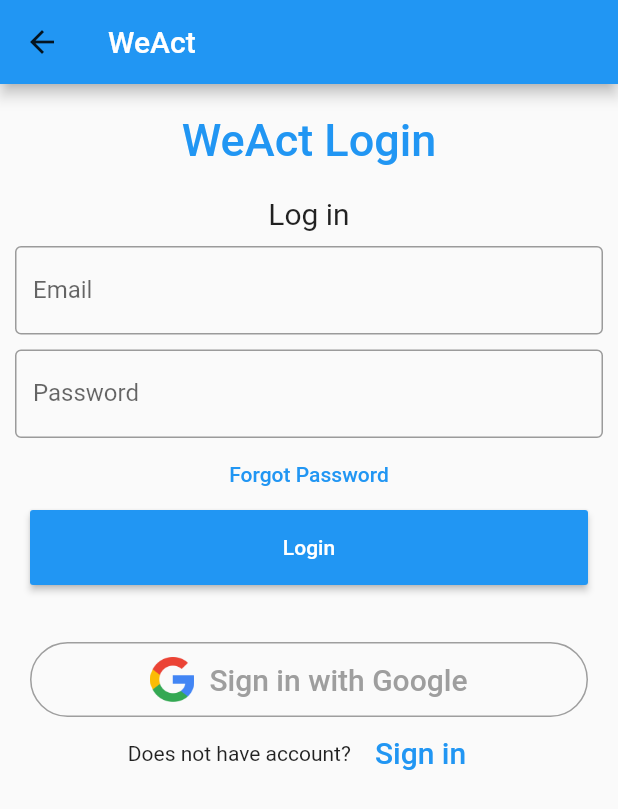
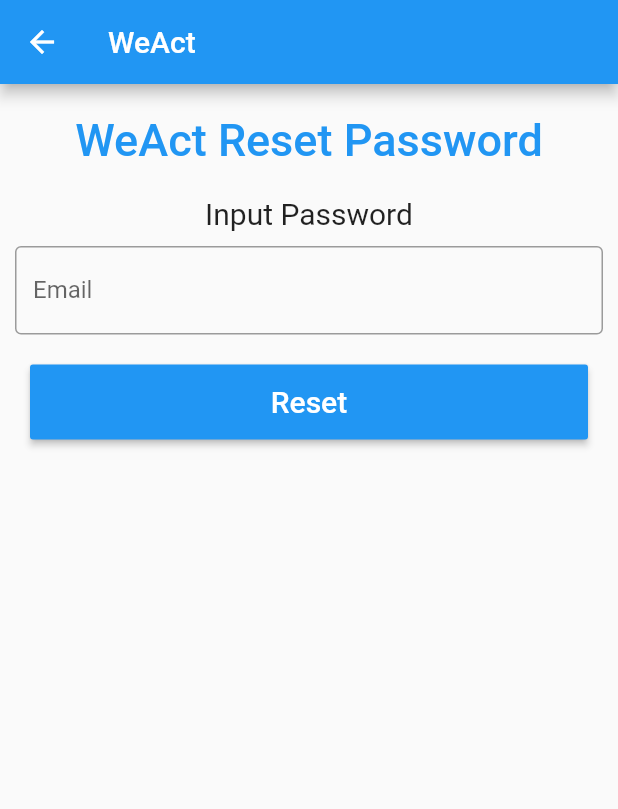
Before and after one commit to MrsSunshine/weact_application, a Flutter app: the Login screen opened by its route, after a tap on "Forgot Password", on a phone screen of 412 x 824 dp. Shown: the top 809 px of the screen. Run offline on Flutter 3.47's test engine with Material 2 defaults, Android fonts, the phone set to English and light mode, and no system bars; our stand-ins replace cloud_firestore, firebase_auth, google_sign_in, image_picker; accounts and stored records are empty; network calls fail.

Commit message:
fix signin and login and resetPassword class

```diff
--- a/lib/Login/login.dart
+++ b/lib/Login/login.dart
@@ -50,7 +50,7 @@ class _State extends State<Login> {
   Widget build(BuildContext context) {
     return Scrollbar(
         child: Scaffold(
-      appBar: AppBar(title: Text("WeAct"), iconTheme: IconThemeData()),
+      appBar: AppBar(title: Text("WeAct")),
       body: Padding(
         padding: EdgeInsets.all(10),
         child: ListView(children: <Widget>[
@@ -103,7 +103,7 @@ class _State extends State<Login> {
               ])),
           FlatButton(
             onPressed: () {
-              //forgot password screen
+              Navigator.pushNamed(context, '/resetPassword');
             },
             textColor: Colors.blue,
             child: Text('Forgot Password'),
@@ -116,9 +116,17 @@ class _State extends State<Login> {
                   color: Colors.blue,
                   child: Text('Login'),
                   onPressed: () async {
+                    if (_formKey.currentState.validate()) {
+                      dynamic result = await _auth.SigninWithEmailAndPassword(
+                          email, password);
+                      if (result == null) {
+                        setState(
+                            () => error = 'please supply a valid credentials');
+                      } else {
                         Navigator.pushNamed(context, '/mainpage');
-                },
-              )),
+                      }
+                    }
+                  })),
           //Sized Box
           SizedBox(
             height: 12,
@@ -146,8 +154,7 @@ class _State extends State<Login> {
                   ),
                   onPressed: () {
                     Navigator.pushNamed(context, '/signup');
-                },
-              )
+                  }),
             ],
             mainAxisAlignment: MainAxisAlignment.center,
           ))
--- /dev/null
+++ b/lib/Login/resetPassword.dart
@@ -0,0 +1,82 @@
+import 'package:flutter/material.dart';
+import 'package:weact_application/services/auth.dart';
+
+class ResetPassword extends StatefulWidget {
+  @override
+  _State createState() => _State();
+}
+
+class _State extends State<ResetPassword> {
+  String email = "";
+  String error = "";
+  final AuthService _auth = AuthService();
+  final _formKey = GlobalKey<FormState>();
+
+  Widget build(BuildContext context) {
+    return Scrollbar(
+        child: Scaffold(
+            appBar: AppBar(title: Text("WeAct")),
+            body: Padding(
+                padding: EdgeInsets.all(10),
+                child: ListView(children: <Widget>[
+                  Container(
+                      alignment: Alignment.center,
+                      padding: EdgeInsets.all(10),
+                      child: Text(
+                        'WeAct Reset Password',
+                        style: TextStyle(
+                            color: Colors.blue,
+                            fontWeight: FontWeight.w500,
+                            fontSize: 30),
+                      )),
+                  Container(
+                      alignment: Alignment.center,
+                      padding: EdgeInsets.all(10),
+                      child: Text(
+                        'Input Password',
+                        style: TextStyle(fontSize: 20),
+                      )),
+                  Form(
+                      key: _formKey,
+                      child: Column(children: <Widget>[
+                        TextFormField(
+                          validator: (val) =>
+                              val.isEmpty ? 'Enter an Email' : null,
+                          onChanged: (val) {
+                            setState(() => email = val);
+                          },
+                          decoration: InputDecoration(
+                            border: OutlineInputBorder(),
+                            labelText: 'Email',
+                          ),
+                        )
+                      ])),
+                  Padding(padding: EdgeInsets.all(10)),
+                  Container(
+                      height: 50,
+                      padding: EdgeInsets.fromLTRB(10, 0, 10, 0),
+                      child: RaisedButton(
+                          textColor: Colors.white,
+                          color: Colors.blue,
+                          child: Text(
+                            'Reset',
+                            style: TextStyle(fontSize: 20),
+                          ),
+                          onPressed: () {
+                            _auth.resetPassword(email);
+                            setState((() =>
+                                error = 'An email is been sent to ' + email));
+                          })),
+                  //Sized Box
+                  SizedBox(
+                    height: 12,
+                  ),
+                  Center(
+                    child: Text(
+                      error,
+                      style: TextStyle(color: Colors.red, fontSize: 14.0),
+                    ),
+                  ),
+                ]))));
+  }
+}
--- a/lib/main.dart
+++ b/lib/main.dart
@@ -6,6 +6,7 @@ import 'package:weact_application/Login/loginWithGoogle.dart';
 import 'package:weact_application/User/personalPage.dart';
 import 'package:weact_application/User/wrapper.dart';
 import 'package:weact_application/services/auth.dart';
+import 'Login/resetPassword.dart';
 import 'Login/signup.dart';
 import 'package:weact_application/MainPage/mainpage.dart';
 import 'package:weact_application/User/wrapper.dart';
@@ -25,6 +26,7 @@ class MyHomePage extends StatelessWidget {
             '/mainpage': (context) => MainPage(),
             '/personalPage': (context) => PersonalPage(),
             '/loginWithGoogle': (context) => LoginWithGoogle(),
+            '/resetPassword': (context) => ResetPassword(),
           },
           home: Wrapper(),
         ));
```
Also changed, not shown: lib/Login/signup.dart (+20 -21 lines), lib/services/auth.dart (+21 -0 lines). Lines whose indentation alone changed are shown as unchanged.
